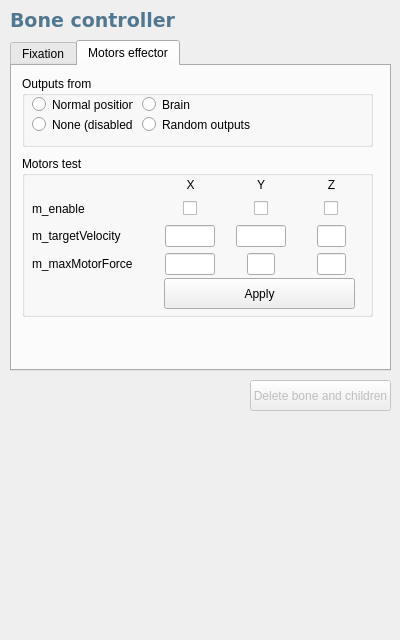
Old version of the form src/genelab/core/ui/widgets/entities/bonepropertiescontroller.ui in the repository GeneCraft/GeneCraft-Project.
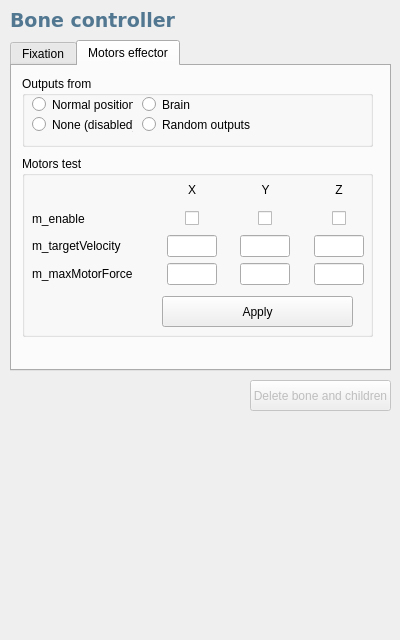
New version of the form. The open tabs and pages were chosen to show the change. Icons and pictures are not drawn. Custom widgets are drawn as their Qt base class.

What changed in the file:
```diff
--- a/src/genelab/core/ui/widgets/entities/bonepropertiescontroller.ui
+++ b/src/genelab/core/ui/widgets/entities/bonepropertiescontroller.ui
@@ -586,7 +586,7 @@
        <x>10</x>
        <y>90</y>
        <width>351</width>
-       <height>161</height>
+       <height>181</height>
       </rect>
      </property>
      <property name="title">
@@ -597,8 +597,8 @@
        <rect>
         <x>10</x>
         <y>20</y>
-        <width>332</width>
-        <height>99</height>
+        <width>341</width>
+        <height>109</height>
        </rect>
       </property>
       <layout class="QGridLayout" name="glAngularMotors">
@@ -947,6 +947,12 @@
          </item>
          <item>
           <widget class="QLineEdit" name="leTargetVelocity_m3">
+           <property name="sizePolicy">
+            <sizepolicy hsizetype="Fixed" vsizetype="Fixed">
+             <horstretch>0</horstretch>
+             <verstretch>0</verstretch>
+            </sizepolicy>
+           </property>
            <property name="maximumSize">
             <size>
              <width>50</width>
@@ -1039,6 +1045,12 @@
          </item>
          <item>
           <widget class="QLineEdit" name="leMaxMotorForce_m3">
+           <property name="sizePolicy">
+            <sizepolicy hsizetype="Fixed" vsizetype="Fixed">
+             <horstretch>0</horstretch>
+             <verstretch>0</verstretch>
+            </sizepolicy>
+           </property>
            <property name="maximumSize">
             <size>
              <width>50</width>
@@ -1082,6 +1094,12 @@
          </item>
          <item>
           <widget class="QLineEdit" name="leMaxMotorForce_m2">
+           <property name="sizePolicy">
+            <sizepolicy hsizetype="Fixed" vsizetype="Fixed">
+             <horstretch>0</horstretch>
+             <verstretch>0</verstretch>
+            </sizepolicy>
+           </property>
            <property name="maximumSize">
             <size>
              <width>50</width>
@@ -1113,8 +1131,8 @@
      <widget class="QPushButton" name="pbSaveChanges">
       <property name="geometry">
        <rect>
-        <x>142</x>
-        <y>122</y>
+        <x>140</x>
+        <y>140</y>
         <width>191</width>
         <height>31</height>
        </rect>
```
Left out of the diff: 4 changed lines with no effect on the pictures.
